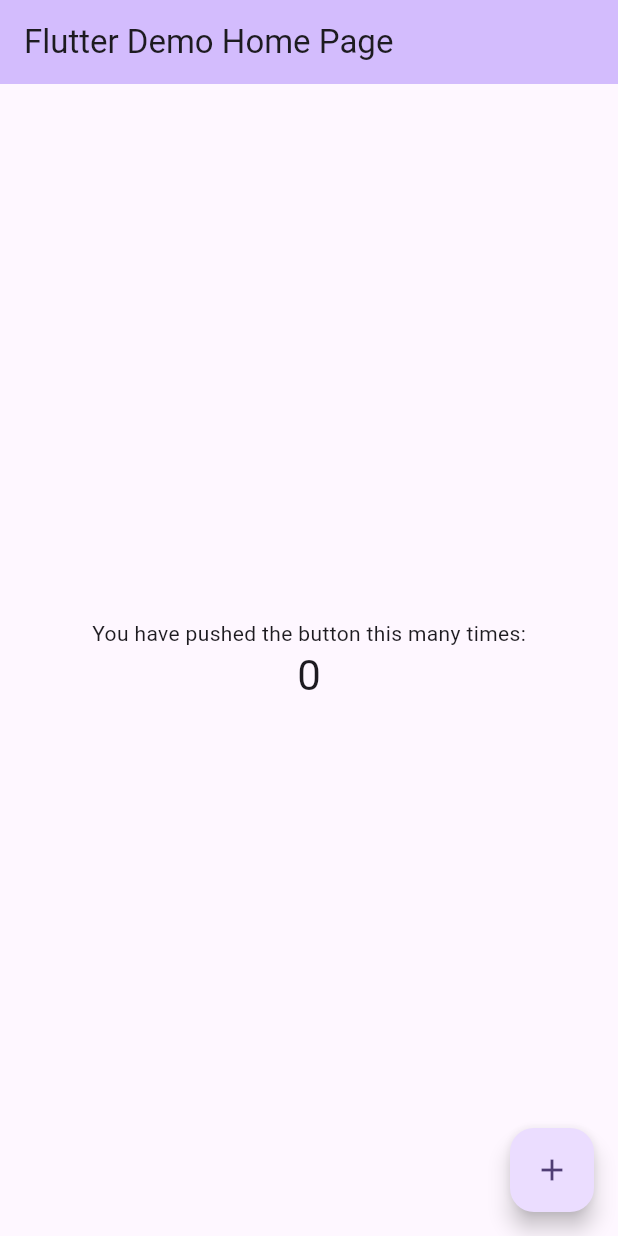
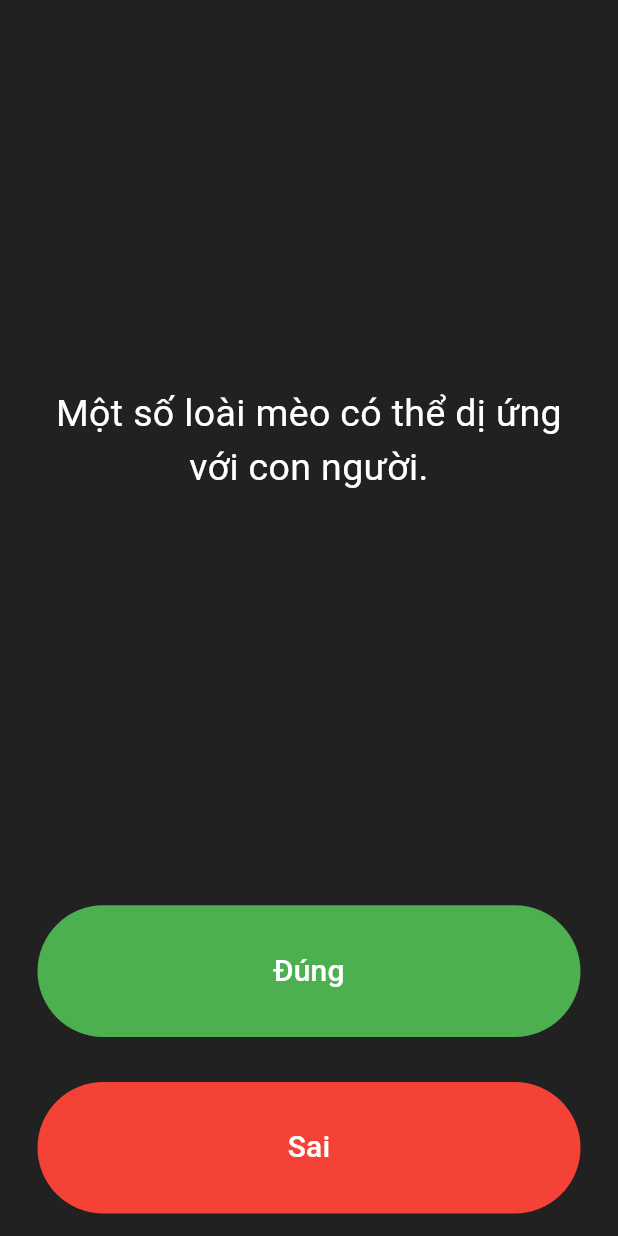
Before and after one commit to ngochoa203/quizzler, a Flutter app: the screen it shows after launch, on a phone screen of 412 x 824 dp. Run offline on Flutter 3.47's test engine with Material 3 defaults, Android fonts, the phone set to English and light mode, and no system bars; our stand-ins replace rflutter_alert.

Commit message:
First commit

```diff
--- a/lib/main.dart
+++ b/lib/main.dart
@@ -1,125 +1,144 @@
 import 'package:flutter/material.dart';
+import "package:rflutter_alert/rflutter_alert.dart";
+import 'quiz_brain.dart';
 
-void main() {
-  runApp(const MyApp());
-}
+QuizBrain quizBrain = QuizBrain();
 
-class MyApp extends StatelessWidget {
-  const MyApp({super.key});
+void main() => runApp(Quizzler());
 
-  // This widget is the root of your application.
+class Quizzler extends StatelessWidget {
   @override
   Widget build(BuildContext context) {
     return MaterialApp(
-      title: 'Flutter Demo',
-      theme: ThemeData(
-        // This is the theme of your application.
-        //
-        // TRY THIS: Try running your application with "flutter run". You'll see
-        // the application has a purple toolbar. Then, without quitting the app,
-        // try changing the seedColor in the colorScheme below to Colors.green
-        // and then invoke "hot reload" (save your changes or press the "hot
-        // reload" button in a Flutter-supported IDE, or press "r" if you used
-        // the command line to start the app).
-        //
-        // Notice that the counter didn't reset back to zero; the application
-        // state is not lost during the reload. To reset the state, use hot
-        // restart instead.
-        //
-        // This works for code too, not just values: Most code changes can be
-        // tested with just a hot reload.
-        colorScheme: ColorScheme.fromSeed(seedColor: Colors.deepPurple),
-        useMaterial3: true,
+      home: Scaffold(
+        backgroundColor: Colors.grey.shade900,
+        body: SafeArea(
+          child: Padding(
+            padding: EdgeInsets.symmetric(horizontal: 10.0),
+            child: QuizPage(),
+          ),
+        ),
       ),
-      home: const MyHomePage(title: 'Flutter Demo Home Page'),
     );
   }
 }
 
-class MyHomePage extends StatefulWidget {
-  const MyHomePage({super.key, required this.title});
-
-  // This widget is the home page of your application. It is stateful, meaning
-  // that it has a State object (defined below) that contains fields that affect
-  // how it looks.
-
-  // This class is the configuration for the state. It holds the values (in this
-  // case the title) provided by the parent (in this case the App widget) and
-  // used by the build method of the State. Fields in a Widget subclass are
-  // always marked "final".
-
-  final String title;
-
+class QuizPage extends StatefulWidget {
   @override
-  State<MyHomePage> createState() => _MyHomePageState();
+  _QuizPageState createState() => _QuizPageState();
 }
 
-class _MyHomePageState extends State<MyHomePage> {
-  int _counter = 0;
+class _QuizPageState extends State<QuizPage> {
+  List<Icon> scoreKeeper = [];
 
-  void _incrementCounter() {
+  void checkAnswer(bool userPickedAnswer) {
+    bool correctAnswer = quizBrain.getCorrectAnswer();
+
     setState(() {
-      // This call to setState tells the Flutter framework that something has
-      // changed in this State, which causes it to rerun the build method below
-      // so that the display can reflect the updated values. If we changed
-      // _counter without calling setState(), then the build method would not be
-      // called again, and so nothing would appear to happen.
-      _counter++;
+      if (quizBrain.isFinished() == true) {
+        Alert(
+          context: context,
+          title: 'Hoàn thành!',
+          desc: 'Bạn đã đến câu hỏi cuối cùng.',
+          buttons: [
+            DialogButton(
+              child: Text(
+                'OK',
+                style: TextStyle(color: Colors.white, fontSize: 20),
+              ),
+              onPressed: () {
+                Navigator.pop(context);
+              },
+              width: 120,
+            )
+          ],
+        ).show();
+
+        quizBrain.reset();
+        scoreKeeper = [];
+      } else {
+        if (userPickedAnswer == correctAnswer) {
+          scoreKeeper.add(Icon(
+            Icons.check,
+            color: Colors.green,
+          ));
+        } else {
+          scoreKeeper.add(Icon(
+            Icons.close,
+            color: Colors.red,
+          ));
+        }
+        quizBrain.nextQuestion();
+      }
     });
   }
 
   @override
   Widget build(BuildContext context) {
-    // This method is rerun every time setState is called, for instance as done
-    // by the _incrementCounter method above.
-    //
-    // The Flutter framework has been optimized to make rerunning build methods
-    // fast, so that you can just rebuild anything that needs updating rather
-    // than having to individually change instances of widgets.
-    return Scaffold(
-      appBar: AppBar(
-        // TRY THIS: Try changing the color here to a specific color (to
-        // Colors.amber, perhaps?) and trigger a hot reload to see the AppBar
-        // change color while the other colors stay the same.
-        backgroundColor: Theme.of(context).colorScheme.inversePrimary,
-        // Here we take the value from the MyHomePage object that was created by
-        // the App.build method, and use it to set our appbar title.
-        title: Text(widget.title),
-      ),
-      body: Center(
-        // Center is a layout widget. It takes a single child and positions it
-        // in the middle of the parent.
-        child: Column(
-          // Column is also a layout widget. It takes a list of children and
-          // arranges them vertically. By default, it sizes itself to fit its
-          // children horizontally, and tries to be as tall as its parent.
-          //
-          // Column has various properties to control how it sizes itself and
-          // how it positions its children. Here we use mainAxisAlignment to
-          // center the children vertically; the main axis here is the vertical
-          // axis because Columns are vertical (the cross axis would be
-          // horizontal).
-          //
-          // TRY THIS: Invoke "debug painting" (choose the "Toggle Debug Paint"
-          // action in the IDE, or press "p" in the console), to see the
-          // wireframe for each widget.
-          mainAxisAlignment: MainAxisAlignment.center,
-          children: <Widget>[
-            const Text(
-              'You have pushed the button this many times:',
+    return Column(
+      mainAxisAlignment: MainAxisAlignment.spaceBetween,
+      crossAxisAlignment: CrossAxisAlignment.stretch,
+      children: <Widget>[
+        Expanded(
+          flex: 5,
+          child: Padding(
+            padding: EdgeInsets.all(10.0),
+            child: Center(
+              child: Text(
+                quizBrain.getQuestionText(),
+                textAlign: TextAlign.center,
+                style: TextStyle(
+                  fontSize: 25.0,
+                  color: Colors.white,
+                ),
+              ),
             ),
-            Text(
-              '$_counter',
-              style: Theme.of(context).textTheme.headlineMedium,
+          ),
+        ),
+        Expanded(
+          child: Padding(
+            padding: EdgeInsets.all(15.0),
+            child: TextButton(
+              style: TextButton.styleFrom(
+                backgroundColor: Colors.green,
+              ),
+              child: Text(
+                'Đúng',
+                style: TextStyle(
+                  color: Colors.white,
+                  fontSize: 20.0,
+                ),
+              ),
+              onPressed: () {
+                checkAnswer(true);
+              },
             ),
-          ],
+          ),
         ),
-      ),
-      floatingActionButton: FloatingActionButton(
-        onPressed: _incrementCounter,
-        tooltip: 'Increment',
-        child: const Icon(Icons.add),
-      ), // This trailing comma makes auto-formatting nicer for build methods.
+        Expanded(
+          child: Padding(
+            padding: EdgeInsets.all(15.0),
+            child: TextButton(
+              style: TextButton.styleFrom(
+                backgroundColor: Colors.red,
+              ),
+              child: Text(
+                'Sai',
+                style: TextStyle(
+                  fontSize: 20.0,
+                  color: Colors.white,
+                ),
+              ),
+              onPressed: () {
+                checkAnswer(false);
+              },
+            ),
+          ),
+        ),
+        Row(
+          children: scoreKeeper,
+        )
+      ],
     );
   }
 }
```
Also changed, not shown: pubspec.yaml (+4 -72 lines), lib/question.dart (line endings or trailing spaces), lib/quiz_brain.dart (line endings or trailing spaces), pubspec.lock.
